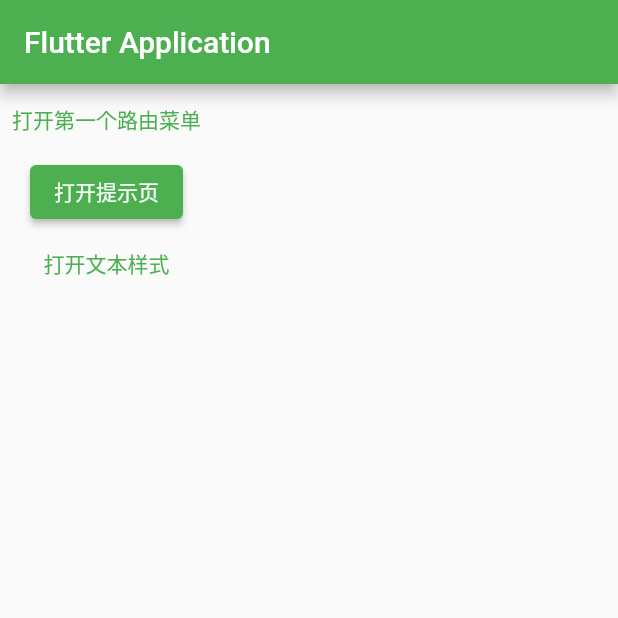
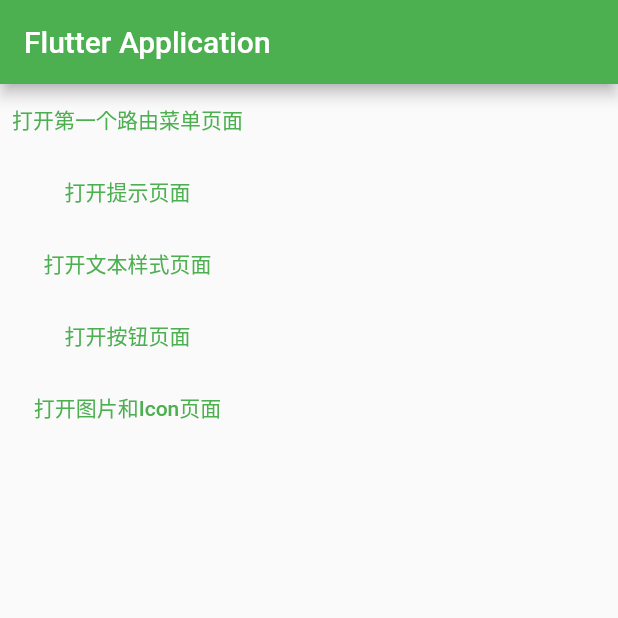
Before and after one commit to TurnerDevour/flutter_practice, a Flutter app: the screen it shows after launch, on a phone screen of 412 x 824 dp, the top half of it. Run offline on Flutter 3.47's test engine with Material 2 defaults, Android fonts, the phone set to English and light mode, and no system bars.

Commit message:
feat: 添加button页面;添加图片及图标页面

```diff
--- /dev/null
+++ b/lib/03_button.dart
@@ -0,0 +1,25 @@
+import 'package:flutter/material.dart';
+
+class ButtonDemo extends StatelessWidget {
+  const ButtonDemo({Key? key}) : super(key: key);
+
+  @override
+  Widget build(BuildContext context) {
+    return Scaffold(
+      appBar: AppBar(
+        title: const Text("按钮"),
+      ),
+      body: Column(
+        children: [
+          ElevatedButton(onPressed: () {}, child: const Text("normal")),
+          TextButton(onPressed: () {}, child: const Text("Submit")),
+          OutlinedButton(onPressed: () {}, child: const Text("normal")),
+          IconButton(onPressed: () {}, icon: const Icon(Icons.share)),
+          ElevatedButton.icon(icon: const Icon(Icons.send),label: const Text("发送"),onPressed: (){}),
+          OutlinedButton.icon(icon: const Icon(Icons.add),label: const Text("添加"),onPressed: (){}),
+          TextButton.icon(icon: const Icon(Icons.info),label: const Text("信息"),onPressed: (){})
+        ],
+      ),
+    );
+  }
+}
--- a/lib/main.dart
+++ b/lib/main.dart
@@ -1,7 +1,9 @@
 import 'package:flutter/foundation.dart';
 import 'package:flutter/material.dart';
-import 'package:flutter_practice/newRoute.dart';
-import 'package:flutter_practice/text.dart';
+import 'package:flutter_practice/03_button.dart';
+import 'package:flutter_practice/01_newRoute.dart';
+import 'package:flutter_practice/02_text.dart';
+import 'package:flutter_practice/04_iconAndImage.dart';
 import 'package:flutter_practice/tipRoute.dart';
 
 void main() {
@@ -21,7 +23,9 @@ class MyApp extends StatelessWidget {
       home: const MyHomePage(),
       routes: {
         "new_route": (context) => const NewRoute(),
-        "text_demo": (context) => const TextDemo()
+        "text_demo": (context) => const TextDemo(),
+        "button_demo": (context) => const ButtonDemo(),
+        "icon_image_demo": (context) => const IconAndImageDemo(),
       },
     );
   }
@@ -45,12 +49,12 @@ class _MyHomePageState extends State<MyHomePage> {
         child: Column(
           children: [
             TextButton(
-              child: const Text("打开第一个路由菜单"),
+              child: const Text("打开第一个路由菜单页面"),
               onPressed: () {
                 Navigator.pushNamed(context, "new_route");
               },
             ),
-            ElevatedButton(
+            TextButton(
               onPressed: () async {
                 var result = await Navigator.push(context,
                     MaterialPageRoute(builder: (context) {
@@ -60,12 +64,24 @@ class _MyHomePageState extends State<MyHomePage> {
                   print("返回值：$result");
                 }
               },
-              child: const Text("打开提示页"),
+              child: const Text("打开提示页面"),
             ),
             TextButton(
-              child: const Text("打开文本样式"),
+              child: const Text("打开文本样式页面"),
               onPressed: () {
                 Navigator.pushNamed(context, "text_demo");
+              },
+            ),
+            TextButton(
+              child: const Text("打开按钮页面"),
+              onPressed: () {
+                Navigator.pushNamed(context, "button_demo");
+              },
+            ),
+            TextButton(
+              child: const Text("打开图片和Icon页面"),
+              onPressed: () {
+                Navigator.pushNamed(context, "icon_image_demo");
               },
             )
           ],
--- a/pubspec.yaml
+++ b/pubspec.yaml
@@ -60,9 +60,8 @@ flutter:
   uses-material-design: true
 
   # To add assets to your application, add an assets section, like this:
-  # assets:
-  #   - images/a_dot_burr.jpeg
-  #   - images/a_dot_ham.jpeg
+  assets:
+    - images/avatar.png
 
   # An image asset can refer to one or more resolution-specific "variants", see
   # https://flutter.dev/assets-and-images/#resolution-aware
```
Also changed, not shown: lib/04_iconAndImage.dart (added, +57 -0 lines), images/1.jpeg (added), images/avatar.png (added), lib/01_newRoute.dart (renamed from lib/newRoute.dart), lib/02_text.dart (renamed from lib/text.dart).
